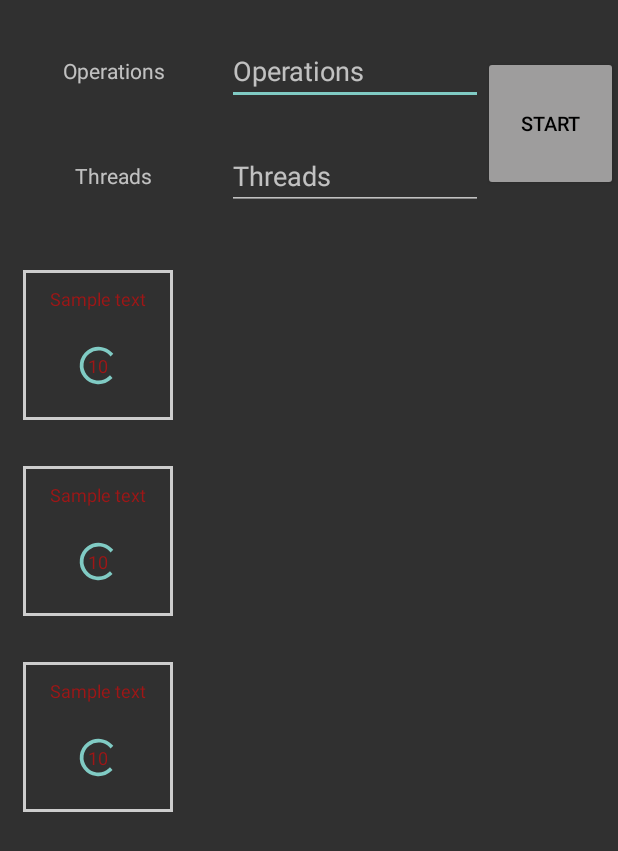
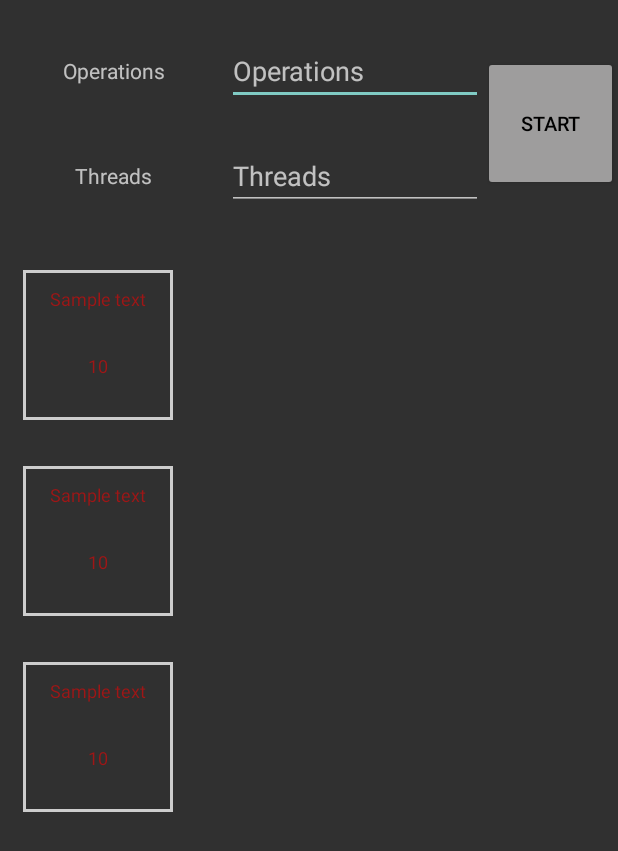
Before and after one commit to nekitkas/CollectionsandMaps, an Android app: the layout fragment_benchmark.xml on its own in the app's theme, with its tools: preview values and no code run, on a phone screen of 412 x 824 dp. Shown: the top 851 px of the screen. Run offline under Robolectric (Android 15) with nearby library versions, the phone set to English and light mode, and no system bars.

Commit message:
changes according to last review
Signed-off-by: Nikita Baranov <kalima96@mail.ru>

```diff
--- a/app/src/main/java/com/foxstudent/collectionsandmaps/ui/benchmark/BenchmarksAdapter.java
+++ b/app/src/main/java/com/foxstudent/collectionsandmaps/ui/benchmark/BenchmarksAdapter.java
@@ -49,15 +49,12 @@ public class BenchmarksAdapter extends ListAdapter<Cell, BenchmarksAdapter.ItemH
         public void bind(Cell cell) {
             operation.setText(cell.name);
             result.setText(cell.result);
-            progressBar.setVisibility(View.GONE);
 
             progressBarAnimate(cell);
         }
 
         private void progressBarAnimate(Cell cell) {
             if (cell.result == null) {
-                progressBar.setAlpha(0f);
-                progressBar.setVisibility(View.VISIBLE);
                 progressBar.animate()
                         .alpha(1f)
                         .setDuration(600);
--- a/app/src/main/java/com/foxstudent/collectionsandmaps/ui/benchmark/BenchmarksFragment.java
+++ b/app/src/main/java/com/foxstudent/collectionsandmaps/ui/benchmark/BenchmarksFragment.java
@@ -41,6 +41,7 @@ public class BenchmarksFragment extends Fragment implements View.OnClickListener
         String args = getArguments() == null ? DEFAULT : getArguments().getString(KEY);
         BenchmarksVMFactory factory = new BenchmarksVMFactory(args);
         model = new ViewModelProvider(getViewModelStore(), factory).get(BenchmarksViewModel.class);
+        model.onCreate();
     }
 
     @Override
@@ -54,7 +55,6 @@ public class BenchmarksFragment extends Fragment implements View.OnClickListener
     @Override
     public void onViewCreated(@NonNull View view, @Nullable Bundle savedInstanceState) {
         super.onViewCreated(view, savedInstanceState);
-        model.setDefaultCellValue();
         model.getCells().observe(requireActivity(), cells -> adapter.submitList(new ArrayList<>(cells)));
         model.getIsCalculating().observe(requireActivity(), isCalculating -> {
             if (isCalculating) {
--- a/app/src/main/java/com/foxstudent/collectionsandmaps/ui/benchmark/BenchmarksViewModel.java
+++ b/app/src/main/java/com/foxstudent/collectionsandmaps/ui/benchmark/BenchmarksViewModel.java
@@ -305,7 +305,7 @@ public class BenchmarksViewModel extends ViewModel {
         }
     }
 
-    public void setDefaultCellValue() {
+    public void onCreate() {
         cells.setValue(createCells(EMPTY_VALUE));
     }
 }
--- a/app/src/main/res/layout/item_benchmark.xml
+++ b/app/src/main/res/layout/item_benchmark.xml
@@ -39,6 +39,7 @@
         android:id="@+id/progressBar"
         android:layout_width="30dp"
         android:layout_height="35dp"
+        android:alpha="0.0"
         app:layout_constraintBottom_toBottomOf="parent"
         app:layout_constraintEnd_toEndOf="parent"
         app:layout_constraintStart_toStartOf="parent"
```
